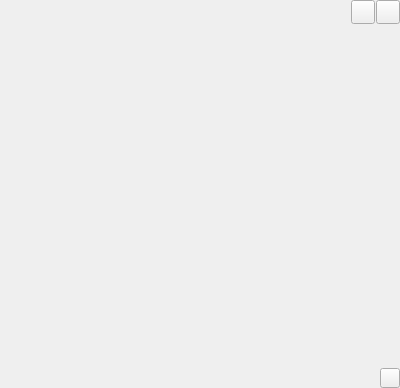
vlarry/configurator, file classes/widget/containerwidget.ui: the form before one commit.
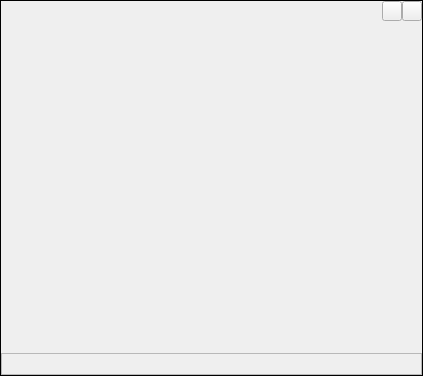
The form after the commit. Icons and pictures are not drawn.

Commit message: Замена родителя контейнера CContainerWidget с виджета на рамку.

The edit to the form file:
```diff
--- a/classes/widget/containerwidget.ui
+++ b/classes/widget/containerwidget.ui
@@ -1,13 +1,13 @@
 <?xml version="1.0" encoding="UTF-8"?>
 <ui version="4.0">
  <class>CContainerWidget</class>
- <widget class="QWidget" name="CContainerWidget">
+ <widget class="QFrame" name="CContainerWidget">
   <property name="geometry">
    <rect>
     <x>0</x>
     <y>0</y>
-    <width>400</width>
-    <height>388</height>
+    <width>423</width>
+    <height>376</height>
    </rect>
   </property>
   <property name="sizePolicy">
@@ -17,7 +17,13 @@
    </sizepolicy>
   </property>
   <property name="windowTitle">
-   <string>Form</string>
+   <string/>
+  </property>
+  <property name="frameShape">
+   <enum>QFrame::Panel</enum>
+  </property>
+  <property name="frameShadow">
+   <enum>QFrame::Plain</enum>
   </property>
   <layout class="QVBoxLayout" name="verticalLayout">
    <property name="spacing">
@@ -38,7 +44,7 @@
    <item>
     <layout class="QHBoxLayout" name="horizontalLayoutHeaderMain">
      <property name="spacing">
-      <number>1</number>
+      <number>0</number>
      </property>
      <item>
       <layout class="QHBoxLayout" name="horizontalLayoutHeaderTitle">
@@ -48,22 +54,16 @@
        <item>
         <widget class="QLabel" name="labelHeader">
          <property name="sizePolicy">
-          <sizepolicy hsizetype="Expanding" vsizetype="Preferred">
+          <sizepolicy hsizetype="Expanding" vsizetype="Fixed">
            <horstretch>0</horstretch>
            <verstretch>0</verstretch>
           </sizepolicy>
          </property>
-         <property name="minimumSize">
-          <size>
-           <width>0</width>
-           <height>16</height>
-          </size>
+         <property name="frameShape">
+          <enum>QFrame::NoFrame</enum>
          </property>
-         <property name="maximumSize">
-          <size>
-           <width>16777215</width>
-           <height>24</height>
-          </size>
+         <property name="lineWidth">
+          <number>0</number>
          </property>
          <property name="text">
           <string/>
@@ -77,28 +77,19 @@
         <widget class="QToolButton" name="toolButtonHeaderFunction">
          <property name="minimumSize">
           <size>
-           <width>24</width>
-           <height>24</height>
+           <width>20</width>
+           <height>20</height>
           </size>
          </property>
          <property name="maximumSize">
           <size>
-           <width>24</width>
-           <height>24</height>
+           <width>20</width>
+           <height>20</height>
           </size>
          </property>
          <property name="text">
           <string/>
          </property>
-         <property name="iconSize">
-          <size>
-           <width>16</width>
-           <height>16</height>
-          </size>
-         </property>
-         <property name="checkable">
-          <bool>true</bool>
-         </property>
         </widget>
        </item>
       </layout>
@@ -107,14 +98,14 @@
       <widget class="QToolButton" name="toolButtonHeaderClose">
        <property name="minimumSize">
         <size>
-         <width>24</width>
-         <height>24</height>
+         <width>20</width>
+         <height>20</height>
         </size>
        </property>
        <property name="maximumSize">
         <size>
-         <width>24</width>
-         <height>24</height>
+         <width>20</width>
+         <height>20</height>
         </size>
        </property>
        <property name="text">
@@ -124,31 +115,43 @@
         <iconset resource="../../resource.qrc">
          <normaloff>:/images/resource/images/close.png</normaloff>:/images/resource/images/close.png</iconset>
        </property>
-       <property name="iconSize">
-        <size>
-         <width>24</width>
-         <height>24</height>
-        </size>
-       </property>
       </widget>
      </item>
     </layout>
    </item>
    <item>
-    <widget class="QWidget" name="widgetContainer" native="true">
+    <widget class="QWidget" name="widgetContainer" native="true"/>
+   </item>
+   <item>
+    <widget class="QFrame" name="frameButtonGrip">
      <property name="sizePolicy">
-      <sizepolicy hsizetype="Expanding" vsizetype="Expanding">
+      <sizepolicy hsizetype="Expanding" vsizetype="Fixed">
        <horstretch>0</horstretch>
        <verstretch>0</verstretch>
       </sizepolicy>
      </property>
-    </widget>
-   </item>
-   <item>
-    <layout class="QHBoxLayout" name="horizontalLayoutGrip">
+     <property name="frameShape">
+      <enum>QFrame::StyledPanel</enum>
+     </property>
+     <property name="frameShadow">
+      <enum>QFrame::Raised</enum>
+     </property>
+     <layout class="QHBoxLayout" name="horizontalLayout_3">
      <property name="spacing">
       <number>0</number>
      </property>
+      <property name="leftMargin">
+       <number>0</number>
+      </property>
+      <property name="topMargin">
+       <number>0</number>
+      </property>
+      <property name="rightMargin">
+       <number>0</number>
+      </property>
+      <property name="bottomMargin">
+       <number>0</number>
+      </property>
      <item>
       <spacer name="horizontalSpacer">
        <property name="orientation">
@@ -156,7 +159,7 @@
        </property>
        <property name="sizeHint" stdset="0">
         <size>
-         <width>40</width>
+          <width>396</width>
          <height>20</height>
         </size>
        </property>
@@ -164,12 +167,6 @@
      </item>
      <item>
       <widget class="QToolButton" name="toolButtonGrip">
-       <property name="sizePolicy">
-        <sizepolicy hsizetype="Fixed" vsizetype="Fixed">
-         <horstretch>0</horstretch>
-         <verstretch>0</verstretch>
-        </sizepolicy>
-       </property>
        <property name="minimumSize">
         <size>
          <width>20</width>
@@ -185,9 +182,20 @@
        <property name="text">
         <string/>
        </property>
+        <property name="icon">
+         <iconset resource="../../resource.qrc">
+          <normaloff>:/images/resource/images/arrow-grip.png</normaloff>:/images/resource/images/arrow-grip.png</iconset>
+        </property>
+        <property name="autoRaise">
+         <bool>true</bool>
+        </property>
+        <property name="arrowType">
+         <enum>Qt::NoArrow</enum>
+        </property>
       </widget>
      </item>
     </layout>
+    </widget>
    </item>
   </layout>
  </widget>
```
Left out of the diff: 4 changed lines with no effect on the pictures. Lines whose indentation alone changed are shown as unchanged. The commit also changes 4 other files.
